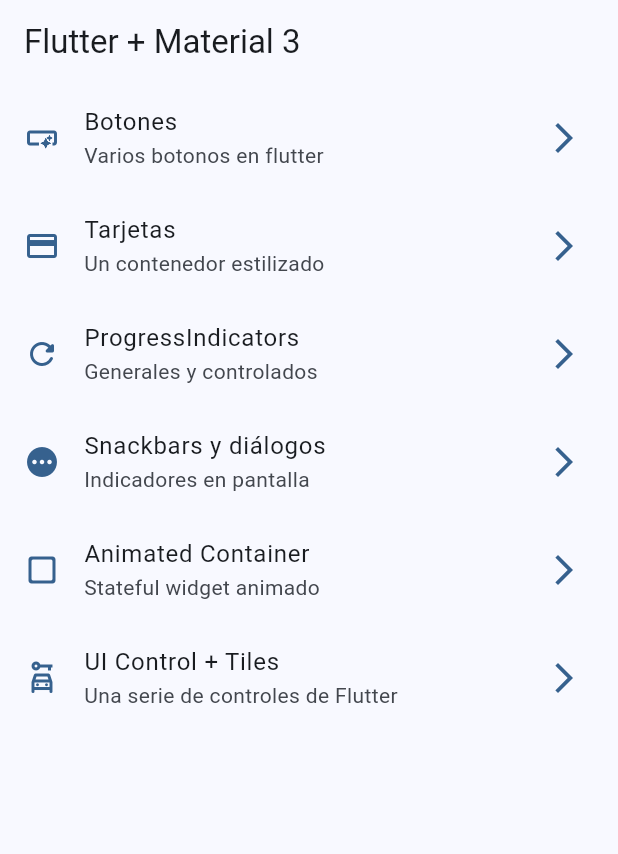
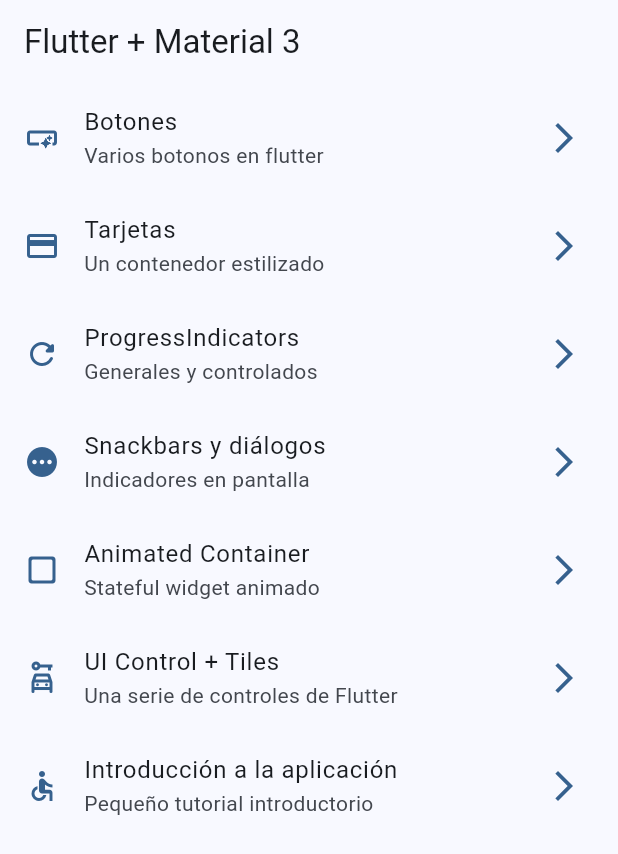
Before and after one commit to KevinBSC97/widgets-app, a Flutter app: the screen it shows after launch, on a phone screen of 412 x 824 dp. Shown: the top 854 px of the screen. Run offline on Flutter 3.47's test engine with Material 2 defaults, Android fonts, the phone set to English and light mode, and no system bars; our stand-ins replace go_router.

Commit message:
ruta tutorial agregada

```diff
--- a/lib/config/menu/menu_items.dart
+++ b/lib/config/menu/menu_items.dart
@@ -51,4 +51,10 @@ const appMenuItems = <MenuItem>[
     link: '/ui-controls',
     icon: Icons.car_rental_outlined
   ),
+  MenuItem(
+    title: 'Introducción a la aplicación',
+    subtitle: 'Pequeño tutorial introductorio',
+    link: '/tutorial',
+    icon: Icons.accessible
+  ),
 ];
--- a/lib/config/routes/app_router.dart
+++ b/lib/config/routes/app_router.dart
@@ -40,5 +40,10 @@ final appRouter = GoRouter(
       name: UiControlsScreen.name,
       builder: (context, state) => const UiControlsScreen(),
     ),
+    GoRoute(
+      path: '/tutorial',
+      name: AppTutorialScreen.name,
+      builder: (context, state) => const AppTutorialScreen(),
+    ),
   ],
 );
--- a/lib/presentation/screens/app_tutorial/app_tutorial_screen.dart
+++ b/lib/presentation/screens/app_tutorial/app_tutorial_screen.dart
@@ -8,6 +8,10 @@ class AppTutorialScreen extends StatelessWidget {
 
   @override
   Widget build(BuildContext context) {
-    return const Placeholder();
+    return Scaffold(
+      appBar: AppBar(
+        title: const Text('XD'),
+      ),
+    );
   }
 }
```
